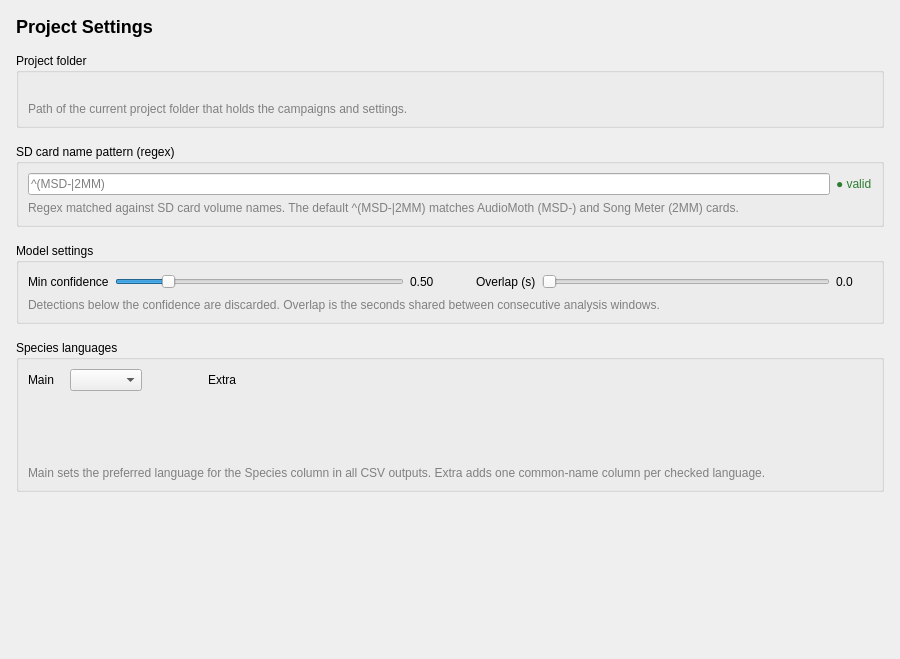
Qt form src/pam_analyzer/ui/panels/project_panel.ui (kenwer/pam-analyzer) before a commit.
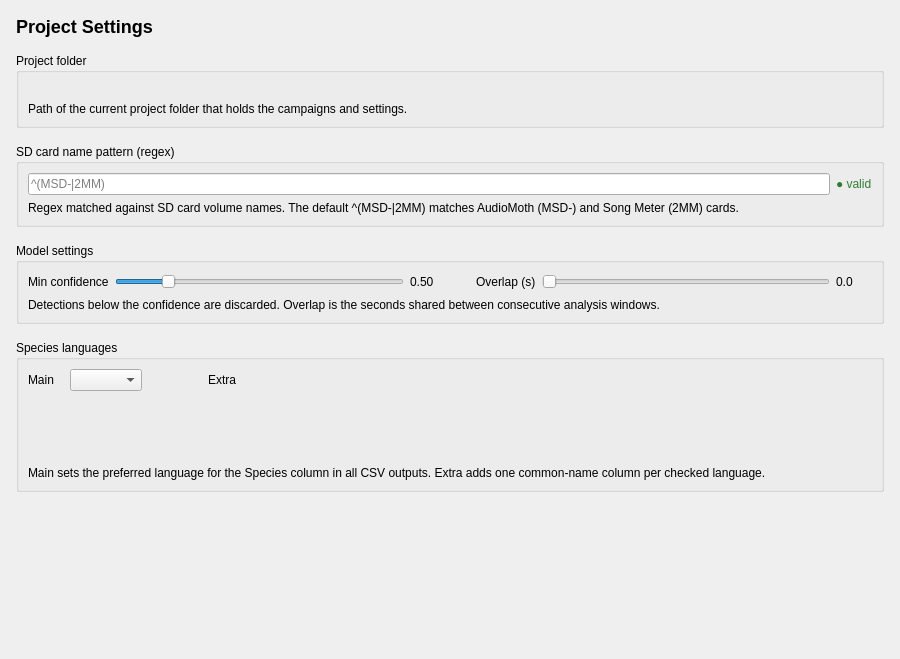
The same form after that commit.

Diff of the .ui file:
```diff
--- a/src/pam_analyzer/ui/panels/project_panel.ui
+++ b/src/pam_analyzer/ui/panels/project_panel.ui
@@ -64,7 +64,7 @@
       <item>
        <widget class="QLabel" name="folder_caption_label">
         <property name="styleSheet">
-         <string>color: gray;</string>
+         <string>color: palette(placeholder-text);</string>
         </property>
         <property name="text">
          <string>Path of the current project folder that holds the campaigns and settings.</string>
@@ -107,7 +107,7 @@
       <item>
        <widget class="QLabel" name="sdcard_caption_label">
         <property name="styleSheet">
-         <string>color: gray;</string>
+         <string>color: palette(placeholder-text);</string>
         </property>
         <property name="text">
          <string>Regex matched against SD card volume names. The default ^(MSD-|2MM) matches AudioMoth (MSD-) and Song Meter (2MM) cards.</string>
@@ -221,7 +221,7 @@
       <item>
        <widget class="QLabel" name="thresholds_caption_label">
         <property name="styleSheet">
-         <string>color: gray;</string>
+         <string>color: palette(placeholder-text);</string>
         </property>
         <property name="text">
          <string>Detections below the confidence are discarded. Overlap is the seconds shared between consecutive analysis windows.</string>
@@ -329,7 +329,7 @@
       <item>
        <widget class="QLabel" name="lang_caption_label">
         <property name="styleSheet">
-         <string>color: gray;</string>
+         <string>color: palette(placeholder-text);</string>
         </property>
         <property name="text">
          <string>Main sets the preferred language for the Species column in all CSV outputs. Extra adds one common-name column per checked language.</string>
```
Left out of the diff: 2 changed lines with no effect on the pictures.
